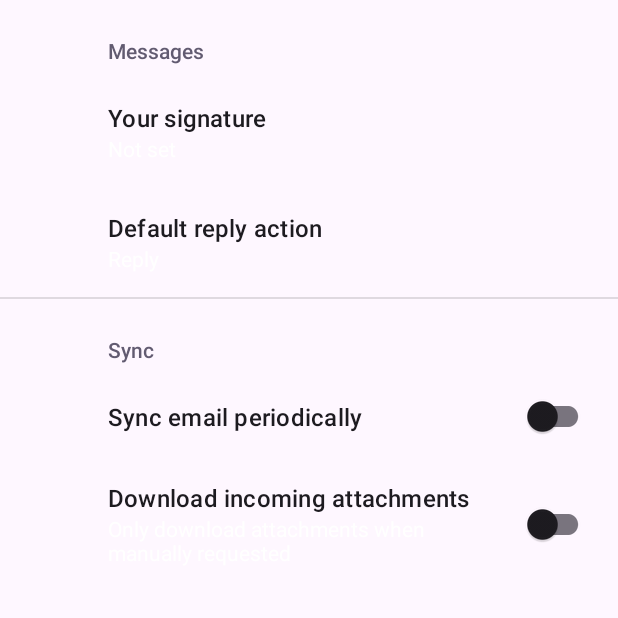
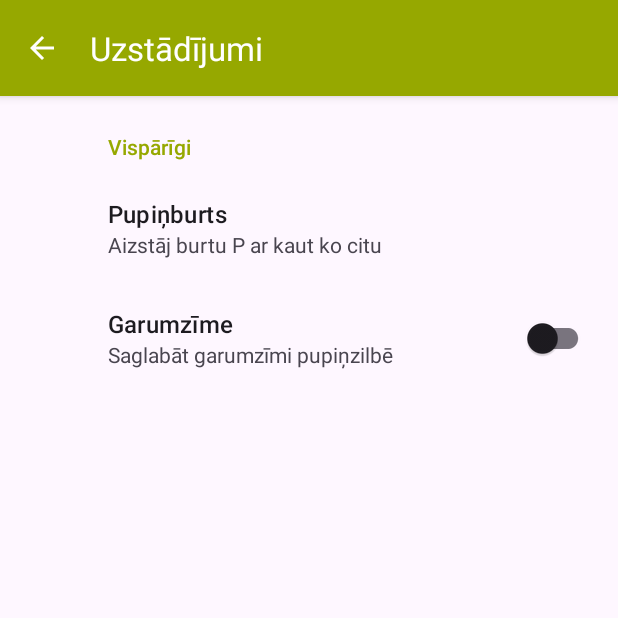
Before and after one commit to FrankMamuda/pupinotajs, an Android app: the SettingsActivity screen opened directly, with no data from a screen before it, on a phone screen of 412 x 824 dp, the top half of it. Run offline under Robolectric (Android 15) with nearby library versions, the phone set to English and light mode, and no system bars; our stand-ins replace androidx.preference.

Commit message:
work on settings

```diff
--- a/app/src/main/AndroidManifest.xml
+++ b/app/src/main/AndroidManifest.xml
@@ -15,11 +15,11 @@
         <activity
             android:name="org.factory12.pupinotajs.SettingsActivity"
             android:exported="false"
+            android:theme="@style/Settings.Theme"
             android:label="@string/title_activity_settings" />
         <activity
             android:name=".MainActivity"
             android:exported="true"
-            android:label="@string/app_name"
             android:theme="@style/Theme.Pupinotajs"
             android:windowSoftInputMode="adjustResize">
             <intent-filter>
--- a/app/src/main/java/org/factory12/pupinotajs/MainActivity.kt
+++ b/app/src/main/java/org/factory12/pupinotajs/MainActivity.kt
@@ -4,6 +4,7 @@ package org.factory12.pupinotajs
 import android.content.ClipData
 import android.content.ClipboardManager
 import android.content.Context
+import android.content.Intent
 import android.graphics.Bitmap
 import android.graphics.Canvas
 import android.graphics.drawable.BitmapDrawable
@@ -115,7 +116,11 @@ class MainActivity : AppCompatActivity() {
                 this.editText?.text?.clear()
                 true
             }
-            R.id.action_settings -> true
+            R.id.action_settings -> {
+                val i = Intent(this@MainActivity, SettingsActivity::class.java)
+                startActivity(i)
+                true
+            }
             else -> super.onOptionsItemSelected(item)
         }
     }
--- a/app/src/main/java/org/factory12/pupinotajs/SettingsActivity.kt
+++ b/app/src/main/java/org/factory12/pupinotajs/SettingsActivity.kt
@@ -1,8 +1,12 @@
 package org.factory12.pupinotajs
 
+import android.graphics.drawable.ColorDrawable
 import android.os.Bundle
+import android.view.MenuItem
 import androidx.appcompat.app.AppCompatActivity
+import androidx.core.content.ContextCompat
 import androidx.preference.PreferenceFragmentCompat
+
 
 class SettingsActivity : AppCompatActivity() {
 
@@ -15,9 +19,23 @@ class SettingsActivity : AppCompatActivity() {
                 .replace(R.id.settings, SettingsFragment())
                 .commit()
         }
+
+        // FIXME: this is a terrible way to resolve theming issues
         supportActionBar?.setDisplayHomeAsUpEnabled(true)
+        supportActionBar?.title = "Uzstādījumi"
+        supportActionBar?.setHomeAsUpIndicator(R.drawable.action_back);
+        supportActionBar!!.setBackgroundDrawable(ColorDrawable(ContextCompat.getColor(this, R.color.bean)))
     }
 
+    override fun onOptionsItemSelected(item: MenuItem): Boolean {
+        when (item.itemId) {
+            android.R.id.home -> {
+                onBackPressed()
+                return true
+            }
+        }
+        return super.onOptionsItemSelected(item)
+    }
     class SettingsFragment : PreferenceFragmentCompat() {
         override fun onCreatePreferences(savedInstanceState: Bundle?, rootKey: String?) {
             setPreferencesFromResource(R.xml.root_preferences, rootKey)
--- /dev/null
+++ b/app/src/main/res/drawable/action_back.xml
@@ -0,0 +1,5 @@
+<vector android:autoMirrored="true" android:height="24dp"
+    android:tint="#FFFFFF" android:viewportHeight="24"
+    android:viewportWidth="24" android:width="24dp" xmlns:android="http://schemas.android.com/apk/res/android">
+    <path android:fillColor="@android:color/white" android:pathData="M20,11H7.83l5.59,-5.59L12,4l-8,8 8,8 1.41,-1.41L7.83,13H20v-2z"/>
+</vector>
--- a/app/src/main/res/layout/activity_main.xml
+++ b/app/src/main/res/layout/activity_main.xml
@@ -15,7 +15,7 @@
         <com.google.android.material.appbar.MaterialToolbar
             android:id="@+id/toolbar"
             android:background="@color/bean"
-            app:titleTextColor="#FFFFFF"
+            app:titleTextColor="@color/white"
             android:layout_width="match_parent"
             android:layout_height="?attr/actionBarSize" />
 
--- a/app/src/main/res/values/strings.xml
+++ b/app/src/main/res/values/strings.xml
@@ -7,18 +7,9 @@
     <string name="input_hint">Šeit ievadi tekstu, ko vēlēs pārvērst Pupiņvalodā.\n\nKad gatavs, nospied uz Pupiņas un gaidi brīnumu.</string>
     <string name="title_activity_settings">SettingsActivity</string>
 
-    <!-- Preference Titles -->
-    <string name="messages_header">Messages</string>
-    <string name="sync_header">Sync</string>
-
-    <!-- Messages Preferences -->
-    <string name="signature_title">Your signature</string>
-    <string name="reply_title">Default reply action</string>
-
-    <!-- Sync Preferences -->
-    <string name="sync_title">Sync email periodically</string>
-    <string name="attachment_title">Download incoming attachments</string>
-    <string name="attachment_summary_on">Automatically download attachments for incoming emails
-    </string>
-    <string name="attachment_summary_off">Only download attachments when manually requested</string>
+    <string name="general_header">Vispārīgi</string>
+    <string name="char_title">Pupiņburts</string>
+    <string name="macron_title">Garumzīme</string>
+    <string name="macron_summary">Saglabāt garumzīmi pupiņzilbē</string>
+    <string name="char_summary">Aizstāj burtu P ar kaut ko citu</string>
 </resources>
--- a/app/src/main/res/values/themes.xml
+++ b/app/src/main/res/values/themes.xml
@@ -1,9 +1,17 @@
 <resources xmlns:tools="http://schemas.android.com/tools">
     <!-- Base application theme. -->
-    <style name="Base.Theme.Pupinotajs" parent="Theme.Material3.DayNight.NoActionBar">
+    <style name="Base.Theme.Pupinotajs" parent="Theme.Material3.DayNight.NoActionBar">'
+        <item name="colorAccent">@color/bean</item>
         <item name="colorPrimary">@color/bean</item>
-        <item name="android:textColorSecondary">#FFFFFFFF</item>
+        <item name="android:textColorSecondary">@color/white</item>
+    </style>
+
+    <style name="Settings.Theme" parent="Theme.Material3.DayNight">
+        <item name="colorAccent">@color/bean</item>
+        <item name="colorPrimary">@color/bean</item>
+        <item name="titleTextColor">@color/white</item>
     </style>
 
     <style name="Theme.Pupinotajs" parent="Base.Theme.Pupinotajs" />
+    <style name="Theme.Pupinotajs.Settings" parent="Settings.Theme" />
 </resources>
--- a/app/src/main/res/xml/root_preferences.xml
+++ b/app/src/main/res/xml/root_preferences.xml
@@ -1,35 +1,16 @@
 <PreferenceScreen xmlns:app="http://schemas.android.com/apk/res-auto">
 
-    <PreferenceCategory app:title="@string/messages_header">
+    <PreferenceCategory app:title="@string/general_header">
 
         <EditTextPreference
-            app:key="signature"
-            app:title="@string/signature_title"
-            app:useSimpleSummaryProvider="true" />
+            app:key="char"
+            app:title="@string/char_title"
+            app:summary="@string/char_summary"/>
 
-        <ListPreference
-            app:defaultValue="reply"
-            app:entries="@array/reply_entries"
-            app:entryValues="@array/reply_values"
-            app:key="reply"
-            app:title="@string/reply_title"
-            app:useSimpleSummaryProvider="true" />
+        <SwitchPreferenceCompat
+            app:key="macron"
+            app:title="@string/macron_title"
+            app:summary="@string/macron_summary"/>
 
     </PreferenceCategory>
-
-    <PreferenceCategory app:title="@string/sync_header">
-
-        <SwitchPreferenceCompat
-            app:key="sync"
-            app:title="@string/sync_title" />
-
-        <SwitchPreferenceCompat
-            app:dependency="sync"
-            app:key="attachment"
-            app:summaryOff="@string/attachment_summary_off"
-            app:summaryOn="@string/attachment_summary_on"
-            app:title="@string/attachment_title" />
-
-    </PreferenceCategory>
-
 </PreferenceScreen>
```
